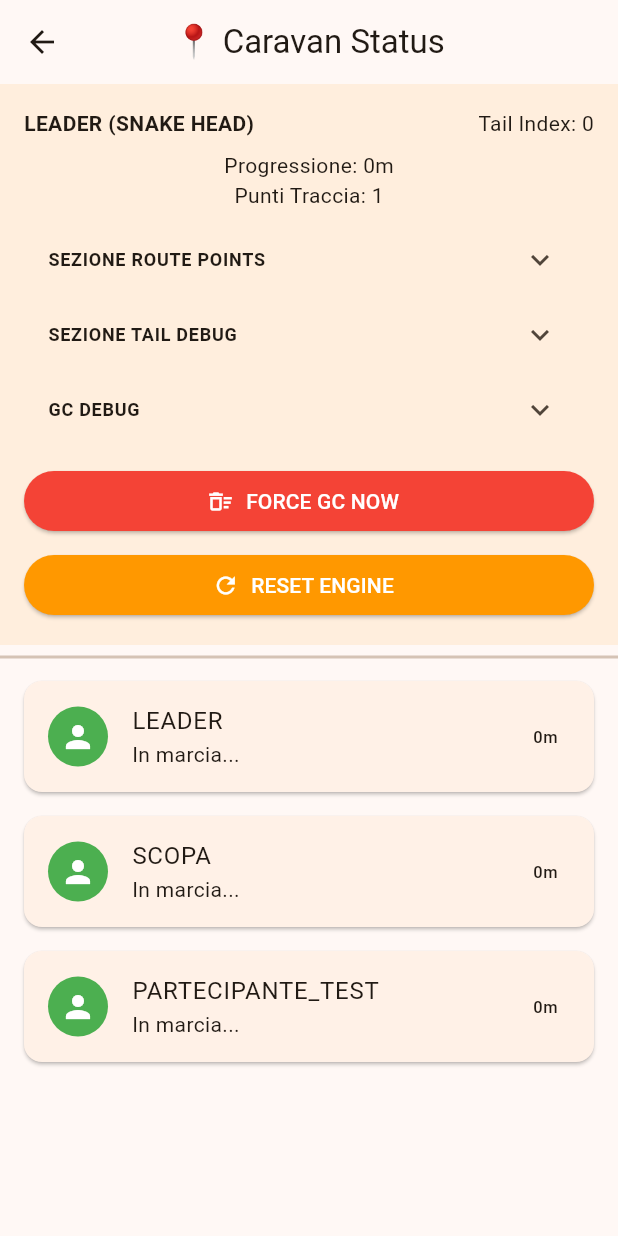
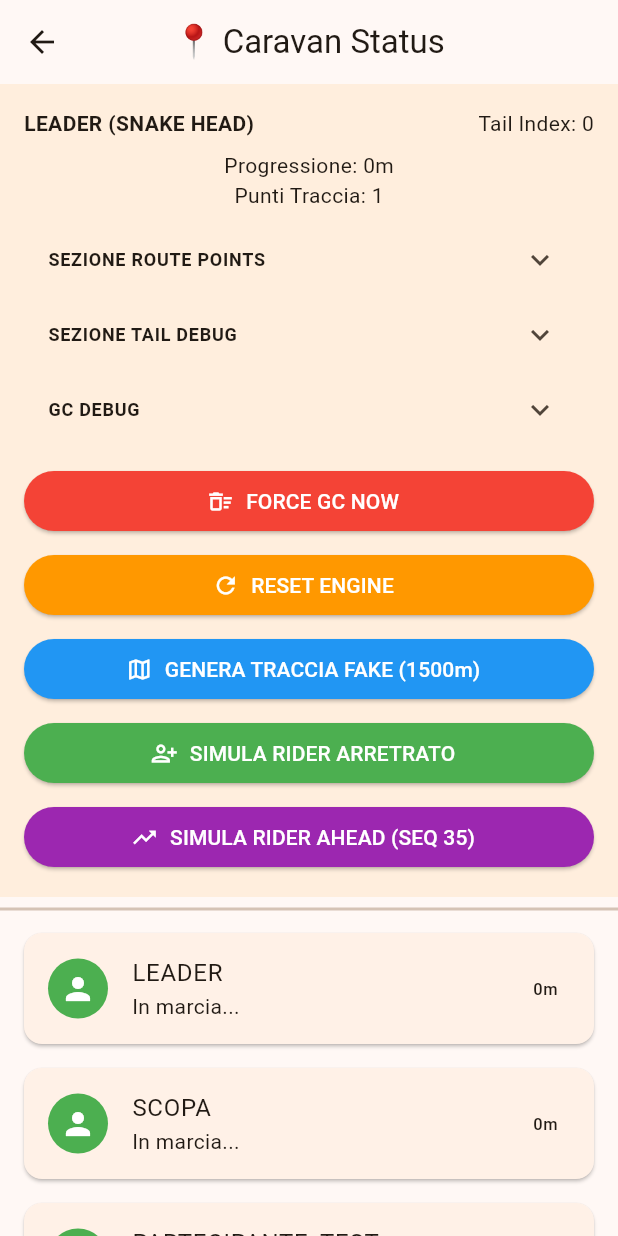
Before and after one commit to PaxSat/ridebridge, a Flutter app: the SchermataStatoCarovana screen opened directly with empty values, on a phone screen of 412 x 824 dp. Run offline on Flutter 3.47's test engine with Material 3 defaults, Android fonts, the phone set to English and light mode, and no system bars; our stand-ins replace cloud_firestore, firebase_auth, firebase_core, google_sign_in, share_plus; accounts and stored records are empty.

Commit message:
GeoRef V2 stabilize GC and target route point lookup

```diff
--- a/lib/schermate/schermata_stato_carovana.dart
+++ b/lib/schermate/schermata_stato_carovana.dart
@@ -6,6 +6,7 @@ import '../modelli/posizione_gps.dart';
 import '../modelli/configurazione_gruppo.dart';
 import '../modelli/partecipante_gruppo.dart';
 import '../modelli/avviso_carovana.dart';
+import '../modelli/route_point.dart';
 import '../modelli/route_progress.dart';
 import '../modelli/engine_state.dart';
 import '../modelli/tail_state.dart';
@@ -61,6 +62,14 @@ class _SchermataStatoCarovanaState extends State<SchermataStatoCarovana> {
       }
     });
     _fakeGps.avviaSimulazione();
+  }
+
+  RoutePoint? _trovaRoutePointDaSequenceId(List<RoutePoint> traccia, int sequenceId) {
+    if (sequenceId < 0) return null;
+    return traccia.cast<RoutePoint?>().firstWhere(
+      (pt) => pt?.sequenceId == sequenceId,
+      orElse: () => null,
+    );
   }
 
   void _processaMotoreV2() {
@@ -136,7 +145,7 @@ class _SchermataStatoCarovanaState extends State<SchermataStatoCarovana> {
 
       _avvisiAttivi[uid] = _formation.generaAvviso(uid, p.engineState, stato);
 
-      final targetPoint = p.nextTargetIndex < traccia.length ? traccia[p.nextTargetIndex] : null;
+      final targetPoint = _trovaRoutePointDaSequenceId(traccia, p.nextTargetIndex);
       _messaggiNavigazione[uid] = _waypointManager.ottieniIstruzioneNavigazione(
         pos, targetPoint, _config.triggerDistanceMeters, p.engineState
       );
@@ -230,7 +239,7 @@ class _SchermataStatoCarovanaState extends State<SchermataStatoCarovana> {
               ListTile(
                 dense: true,
                 title: Text("Range SEQ: ${traccia.isEmpty ? 'N/A' : '${traccia.first.sequenceId} -> ${traccia.last.sequenceId}'}"),
-                subtitle: Text("Eliminati: ${_gcEliminatiPassati} (Passati) | ${_gcEliminatiDistanza} (Snake Window)"),
+                subtitle: Text("Eliminati: $_gcEliminatiPassati (Passati) | $_gcEliminatiDistanza (Snake Window)"),
               ),
             ],
           ),
@@ -303,6 +312,138 @@ class _SchermataStatoCarovanaState extends State<SchermataStatoCarovana> {
               ),
             ),
           ),
+          const SizedBox(height: 8),
+          SizedBox(
+            width: double.infinity,
+            child: ElevatedButton.icon(
+              onPressed: () {
+                _trackManager.reset();
+                _snakeManager.reset();
+                _progressi.clear();
+                _messaggiNavigazione.clear();
+                _avvisiAttivi.clear();
+
+                final baseTime = DateTime.now();
+                for (int i = 0; i <= 40; i++) {
+                  // Spostamento di 0.00045 gradi ~ 50 metri
+                  final lat = 45.0 + (i * 0.00045);
+                  final pos = PosizioneGps(
+                    latitudine: lat,
+                    longitudine: 9.0,
+                    ultimoAggiornamento: baseTime.add(Duration(seconds: i * 5)),
+                  );
+                  _trackManager.aggiungiPosizioneLeader(pos);
+
+                  if (i == 30) {
+                    _ultimePosizioni['leader'] = pos;
+                  }
+                }
+
+                setState(() {});
+
+                ScaffoldMessenger.of(context).showSnackBar(
+                  const SnackBar(
+                    content: Text("🛤️ Traccia Fake Generata: 40 punti (2000m)"),
+                    backgroundColor: Colors.blue,
+                  ),
+                );
+              },
+              icon: const Icon(Icons.map_outlined),
+              label: const Text("GENERA TRACCIA FAKE (1500m)"),
+              style: ElevatedButton.styleFrom(
+                backgroundColor: Colors.blue,
+                foregroundColor: Colors.white,
+              ),
+            ),
+          ),
+          const SizedBox(height: 8),
+          SizedBox(
+            width: double.infinity,
+            child: ElevatedButton.icon(
+              onPressed: () {
+                final traccia = _trackManager.ottieniRoutePoints();
+                final p2 = traccia.cast<RoutePoint?>().firstWhere(
+                  (p) => p?.sequenceId == 2,
+                  orElse: () => null,
+                );
+
+                if (p2 != null) {
+                  setState(() {
+                    _ultimePosizioni['mario'] = PosizioneGps(
+                      latitudine: p2.latitudine,
+                      longitudine: p2.longitudine,
+                      ultimoAggiornamento: DateTime.now(),
+                    );
+                    _processaMotoreV2();
+                  });
+
+                  ScaffoldMessenger.of(context).showSnackBar(
+                    const SnackBar(
+                      content: Text("👤 MARIO (Motociclista) posizionato a SEQ 2"),
+                      backgroundColor: Colors.green,
+                    ),
+                  );
+                } else {
+                  ScaffoldMessenger.of(context).showSnackBar(
+                    const SnackBar(
+                      content: Text("❌ Errore: SEQ 2 non trovato nella traccia"),
+                      backgroundColor: Colors.red,
+                    ),
+                  );
+                }
+              },
+              icon: const Icon(Icons.person_add_alt_1_outlined),
+              label: const Text("SIMULA RIDER ARRETRATO"),
+              style: ElevatedButton.styleFrom(
+                backgroundColor: Colors.green,
+                foregroundColor: Colors.white,
+              ),
+            ),
+          ),
+          const SizedBox(height: 8),
+          SizedBox(
+            width: double.infinity,
+            child: ElevatedButton.icon(
+              onPressed: () {
+                final traccia = _trackManager.ottieniRoutePoints();
+                final p35 = traccia.cast<RoutePoint?>().firstWhere(
+                  (p) => p?.sequenceId == 35,
+                  orElse: () => null,
+                );
+
+                if (p35 != null) {
+                  setState(() {
+                    _ultimePosizioni['luigi'] = PosizioneGps(
+                      latitudine: p35.latitudine,
+                      longitudine: p35.longitudine,
+                      ultimoAggiornamento: DateTime.now(),
+                    );
+                    _processaMotoreV2();
+                  });
+
+                  ScaffoldMessenger.of(context).showSnackBar(
+                    const SnackBar(
+                      content: Text("🚀 LUIGI (Motociclista) posizionato a SEQ 35 (AHEAD)"),
+                      backgroundColor: Colors.purple,
+                    ),
+                  );
+                } else {
+                  ScaffoldMessenger.of(context).showSnackBar(
+                    const SnackBar(
+                      content: Text("❌ Errore: SEQ 35 non trovato. Generare traccia più lunga."),
+                      backgroundColor: Colors.red,
+                    ),
+                  );
+                }
+              },
+              icon: const Icon(Icons.trending_up),
+              label: const Text("SIMULA RIDER AHEAD (SEQ 35)"),
+              style: ElevatedButton.styleFrom(
+                backgroundColor: Colors.purple,
+                foregroundColor: Colors.white,
+              ),
+            ),
+          ),
         ],
       ),
     );
```
